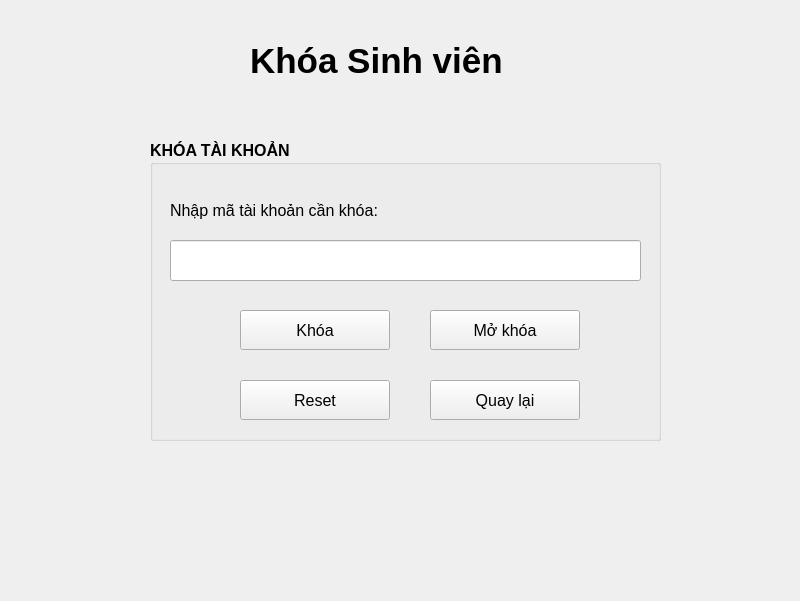
Before: the Qt Designer form projectPy/BlockAccount.ui in Nhat2510/project-Python, drawn with Qt 5.
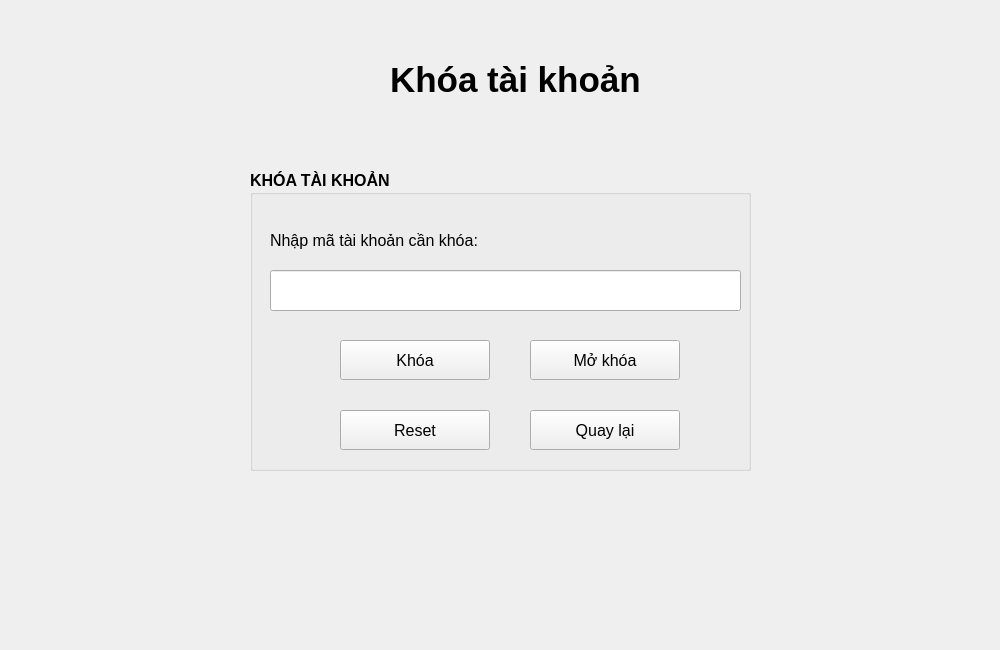
After: the same form once the commit is applied.

```diff
--- a/projectPy/BlockAccount.ui
+++ b/projectPy/BlockAccount.ui
@@ -9,8 +9,8 @@
    <rect>
     <x>0</x>
     <y>0</y>
-    <width>800</width>
-    <height>601</height>
+    <width>1000</width>
+    <height>650</height>
    </rect>
   </property>
   <property name="windowTitle">
@@ -20,9 +20,9 @@
    <widget class="QGroupBox" name="groupBox">
     <property name="geometry">
      <rect>
-      <x>150</x>
-      <y>140</y>
-      <width>511</width>
+      <x>250</x>
+      <y>170</y>
+      <width>501</width>
       <height>301</height>
      </rect>
     </property>
@@ -151,10 +151,10 @@
    <widget class="QLabel" name="label_2">
     <property name="geometry">
      <rect>
-      <x>250</x>
-      <y>30</y>
-      <width>361</width>
-      <height>61</height>
+      <x>390</x>
+      <y>50</y>
+      <width>331</width>
+      <height>60</height>
      </rect>
     </property>
     <property name="font">
@@ -165,7 +165,7 @@
      </font>
     </property>
     <property name="text">
-     <string>Khóa Sinh viên </string>
+     <string>Khóa tài khoản</string>
     </property>
    </widget>
   </widget>
```
Left out of the diff: 2 changed lines with no effect on the pictures.
